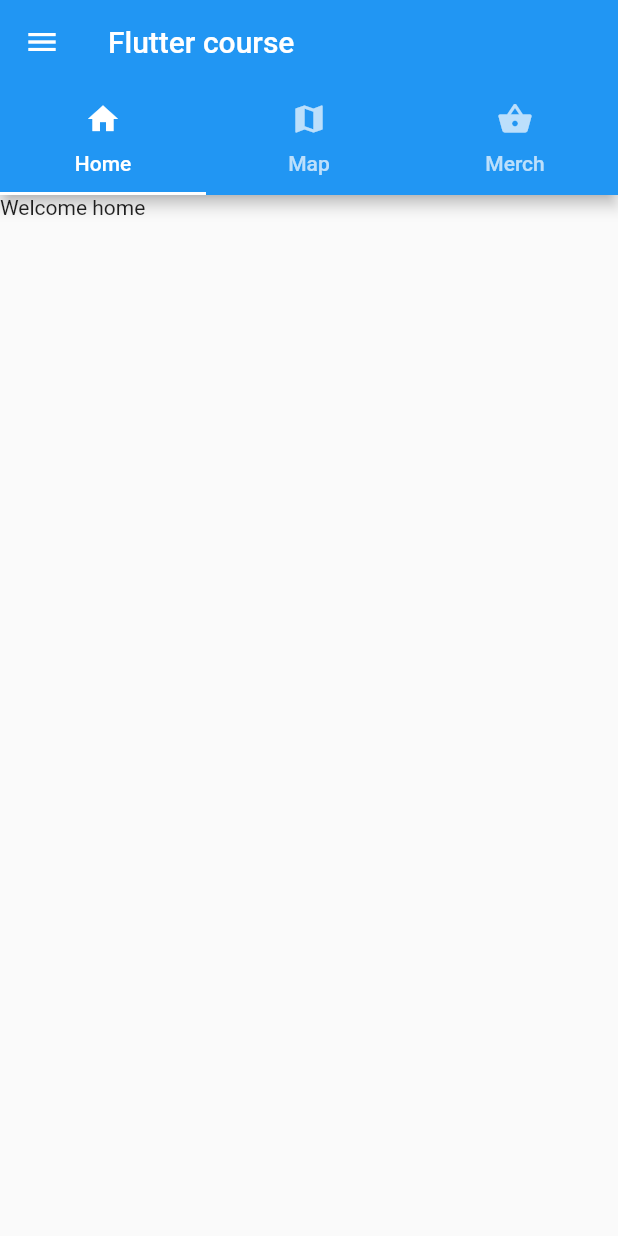
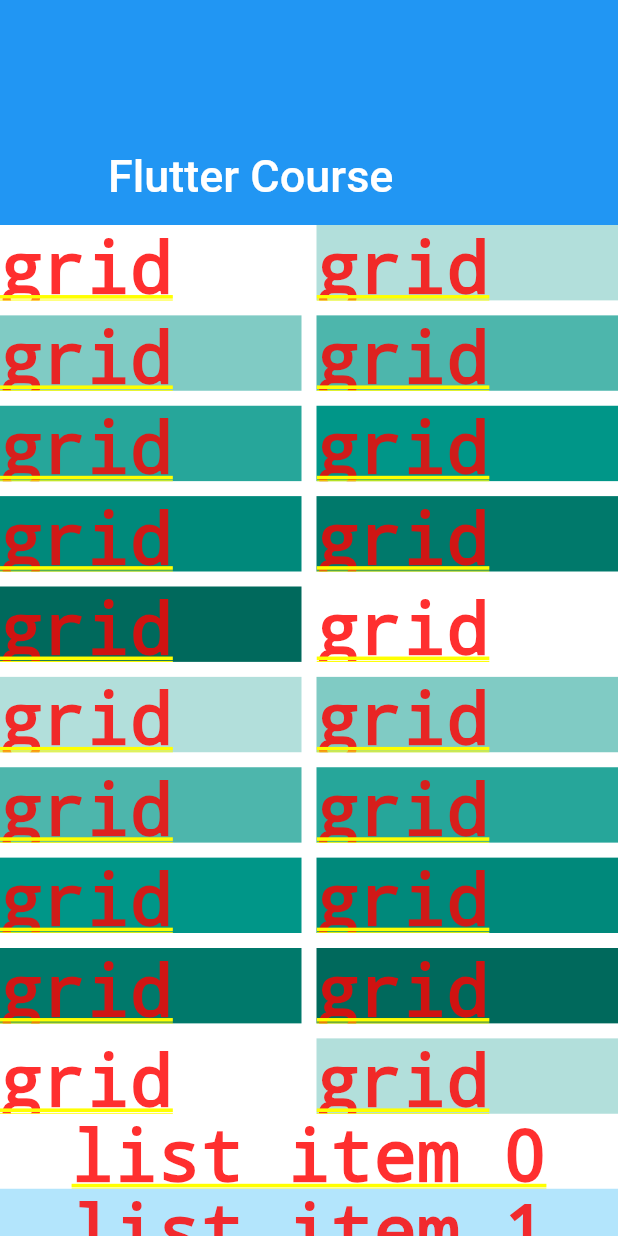
Before and after one commit to tylerreece22/flutter_course, a Flutter app: the screen it shows after launch, on a phone screen of 412 x 824 dp. Run offline on Flutter 3.47's test engine with Material 2 defaults, Android fonts, the phone set to English and light mode, and no system bars.

Commit message:
SliverAppBar with infinite scrolling SliverFixedExtendedList

```diff
--- a/lib/main.dart
+++ b/lib/main.dart
@@ -3,38 +3,50 @@ import 'package:flutter/material.dart';
 void main() => runApp(MyApp());
 
 class MyApp extends StatelessWidget {
-  // This widget is the root of your application.
   @override
   Widget build(BuildContext context) {
     return MaterialApp(
-      home: DefaultTabController(length: 3, child: Scaffold(
-        appBar: AppBar(
-          bottom: TabBar(tabs: [
-            Tab(icon: Icon(Icons.home), text: "Home",),
-            Tab(icon: Icon(Icons.map), text: "Map",),
-            Tab(icon: Icon(Icons.shopping_basket), text: "Merch",),
-          ]),
-          title: Text("Flutter course"),
-        ),
-        body: TabBarView(children: [
-          Text("Welcome home"),
-          Text("Where are you? I dont know...."),
-          Text("I like that shirt too"),
-        ]),
-        drawer: Drawer(
-          child: Column(
-            children: <Widget>[
-              ListTile(
-                leading: Icon(Icons.alarm),
-                title: Text("Alarm"),
-                onTap: () {
-                  Navigator.pop(context);
-                },
-              )
-            ],
+      home: CustomScrollView(
+        slivers: <Widget>[
+          const SliverAppBar(
+            pinned: true,
+            expandedHeight: 150.0,
+            flexibleSpace: FlexibleSpaceBar(
+              title: Text('Flutter Course'),
+            ),
           ),
-        ),
-      )),
+          SliverGrid(
+            gridDelegate: SliverGridDelegateWithMaxCrossAxisExtent(
+              maxCrossAxisExtent: 200.0,
+              mainAxisSpacing: 10.0,
+              crossAxisSpacing: 10.0,
+              childAspectRatio: 4.0,
+            ),
+            delegate: SliverChildBuilderDelegate(
+                  (BuildContext context, int index) {
+                return Container(
+                  alignment: Alignment.center,
+                  color: Colors.teal[100 * (index % 9)],
+                  child: Text('grid item $index'),
+                );
+              },
+              childCount: 20,
+            ),
+          ),
+          SliverFixedExtentList(
+            itemExtent: 50.0,
+            delegate: SliverChildBuilderDelegate(
+                  (BuildContext context, int index) {
+                return Container(
+                  alignment: Alignment.center,
+                  color: Colors.lightBlue[100 * (index % 9)],
+                  child: Text('list item $index'),
+                );
+              },
+            ),
+          ),
+        ],
+      )
     );
   }
 }
```
